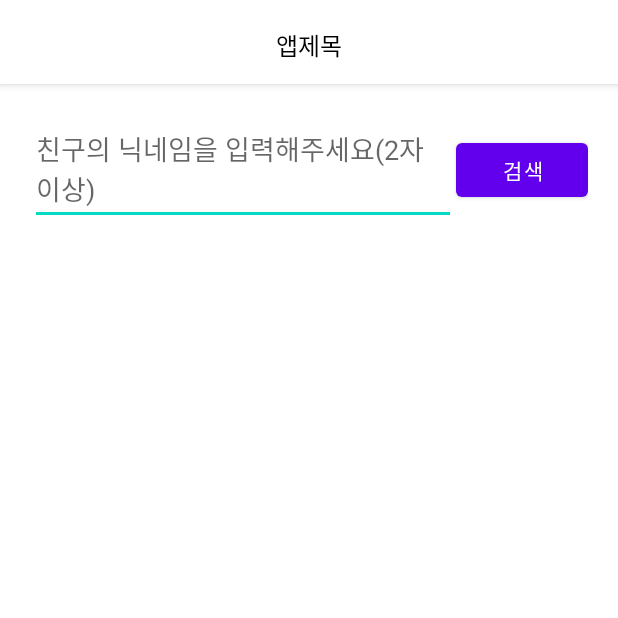
After one commit to hr955/FinalProject, an Android app: the AddFriendActivity screen opened directly, with no data from a screen before it, on a phone screen of 412 x 824 dp, the top half of it. The commit adds this screen. Run offline under Robolectric (Android 15) with nearby library versions, the phone set to English and light mode, and no system bars; our stand-ins replace data binding; network calls fail.

Commit message:
feat #10 친구 추가(검색) 액티비티 생성

```diff
--- /dev/null
+++ b/app/src/main/java/com/example/finalproject/AddFriendActivity.kt
@@ -0,0 +1,20 @@
+package com.example.finalproject
+
+import androidx.appcompat.app.AppCompatActivity
+import android.os.Bundle
+
+class AddFriendActivity : BaseActivity() {
+    override fun onCreate(savedInstanceState: Bundle?) {
+        super.onCreate(savedInstanceState)
+        setContentView(R.layout.activity_add_friend)
+
+        setupEvents()
+        setValues()
+    }
+
+    override fun setupEvents() {
+    }
+
+    override fun setValues() {
+    }
+}
--- a/app/src/main/java/com/example/finalproject/BaseActivity.kt
+++ b/app/src/main/java/com/example/finalproject/BaseActivity.kt
@@ -10,7 +10,6 @@ import androidx.appcompat.widget.Toolbar
 import com.example.finalproject.web.ServerAPI
 import com.example.finalproject.web.ServerAPIService
 import retrofit2.Retrofit
-import retrofit2.create
 
 abstract class BaseActivity : AppCompatActivity() {
 
@@ -21,7 +20,7 @@ abstract class BaseActivity : AppCompatActivity() {
 
     lateinit var btnProfile: ImageView
     lateinit var txtTitle: TextView
-    lateinit var btnAddPlace: ImageView
+    lateinit var btnAdd: ImageView
 
     override fun onCreate(savedInstanceState: Bundle?) {
         super.onCreate(savedInstanceState)
@@ -50,7 +49,7 @@ abstract class BaseActivity : AppCompatActivity() {
 
         btnProfile = defActionBar.customView.findViewById(R.id.btn_profile)
         txtTitle = defActionBar.customView.findViewById(R.id.txt_title)
-        btnAddPlace = defActionBar.customView.findViewById(R.id.btn_add_place)
+        btnAdd = defActionBar.customView.findViewById(R.id.btn_add)
     }
 
 }
--- a/app/src/main/java/com/example/finalproject/ViewMyFriendsListActivity.kt
+++ b/app/src/main/java/com/example/finalproject/ViewMyFriendsListActivity.kt
@@ -1,7 +1,9 @@
 package com.example.finalproject
 
+import android.content.Intent
 import androidx.appcompat.app.AppCompatActivity
 import android.os.Bundle
+import android.view.View
 import androidx.databinding.DataBindingUtil
 import com.example.finalproject.adapters.FriendsListViewPagerAdapter
 import com.example.finalproject.databinding.ActivityViewMyFriendsListBinding
@@ -20,11 +22,16 @@ class ViewMyFriendsListActivity : BaseActivity() {
     }
 
     override fun setupEvents() {
+        btnAdd.setOnClickListener {
+            startActivity(Intent(mContext, AddFriendActivity::class.java))
+        }
     }
 
     override fun setValues() {
+        txtTitle.text = "친구 목록 관리"
         mAdapter = FriendsListViewPagerAdapter(supportFragmentManager)
         binding.vpFriends.adapter = mAdapter
         binding.tlFriends.setupWithViewPager(binding.vpFriends)
+        btnAdd.visibility = View.VISIBLE
     }
 }
--- a/app/src/main/java/com/example/finalproject/ViewMyPlaceListActivity.kt
+++ b/app/src/main/java/com/example/finalproject/ViewMyPlaceListActivity.kt
@@ -33,14 +33,14 @@ class ViewMyPlaceListActivity : BaseActivity() {
     }
 
     override fun setupEvents() {
-        btnAddPlace.setOnClickListener {
+        btnAdd.setOnClickListener {
             startActivity(Intent(mContext, EditMyPlaceActivity::class.java))
         }
     }
 
     override fun setValues() {
         txtTitle.text = "출발지 목록"
-        btnAddPlace.visibility = View.VISIBLE
+        btnAdd.visibility = View.VISIBLE
 
         mPlaceAdapter = MyPlaceListAdapter(mContext, mMyPlaceList)
         binding.rvMyPlaceList.apply {
--- /dev/null
+++ b/app/src/main/res/layout/activity_add_friend.xml
@@ -0,0 +1,39 @@
+<?xml version="1.0" encoding="utf-8"?>
+<layout>
+
+    <LinearLayout xmlns:android="http://schemas.android.com/apk/res/android"
+        xmlns:app="http://schemas.android.com/apk/res-auto"
+        xmlns:tools="http://schemas.android.com/tools"
+        android:layout_width="match_parent"
+        android:layout_height="match_parent"
+        android:orientation="vertical"
+        android:padding="20dp"
+        tools:context=".AddFriendActivity">
+
+        <LinearLayout
+            android:layout_width="match_parent"
+            android:layout_height="wrap_content"
+            android:orientation="horizontal">
+
+            <EditText
+                android:id="@+id/edt_keyword"
+                android:layout_width="0dp"
+                android:layout_height="wrap_content"
+                android:layout_weight="1"
+                android:hint="친구의 닉네임을 입력해주세요(2자 이상)" />
+
+            <Button
+                android:id="@+id/btn_search"
+                android:layout_width="wrap_content"
+                android:layout_height="wrap_content"
+                android:text="검색" />
+
+        </LinearLayout>
+
+        <androidx.recyclerview.widget.RecyclerView
+            android:id="@+id/rv_search_list"
+            android:layout_width="match_parent"
+            android:layout_height="wrap_content" />
+
+    </LinearLayout>
+</layout>
--- a/app/src/main/res/layout/my_custom_action_bar.xml
+++ b/app/src/main/res/layout/my_custom_action_bar.xml
@@ -26,7 +26,7 @@
         android:src="@drawable/ic_profile" />
 
     <ImageView
-        android:id="@+id/btn_add_place"
+        android:id="@+id/btn_add"
         android:layout_width="40dp"
         android:layout_height="40dp"
         android:visibility="gone"
```
